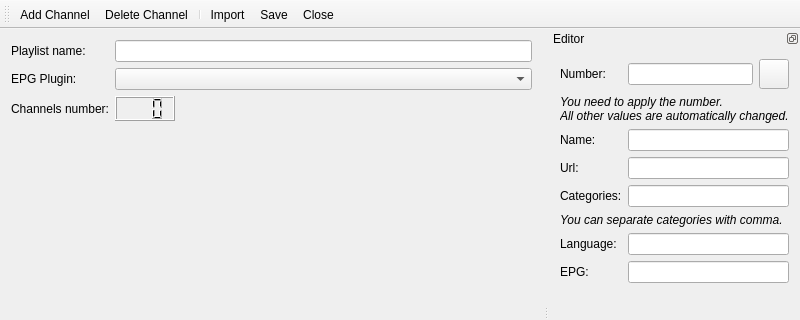
Above: src/ui/EditPlaylist.ui from ntadej/tano before the change; both pictures show x 0 to 800 and y 0 to 320 of the 800 by 600 pixel window. Below: the same form after it.
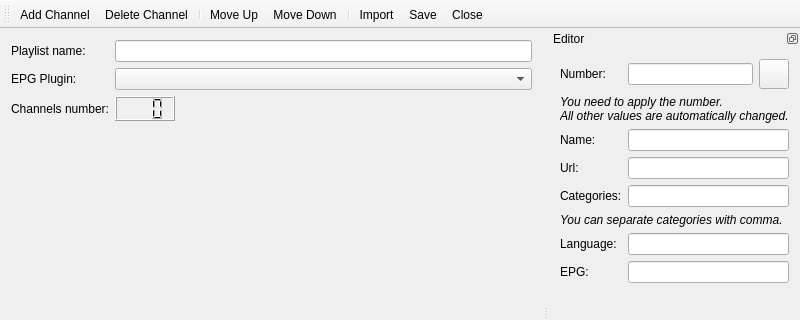
That is the form after the change. Icons and pictures are not drawn. Custom widgets are drawn as their Qt base class.

Commit message: EditPlaylist updates, Bugs # 2979976 and #2979977 fixed, New configuration options

Patch:
```diff
--- a/src/ui/EditPlaylist.ui
+++ b/src/ui/EditPlaylist.ui
@@ -96,6 +96,9 @@
    <addaction name="actionAdd"/>
    <addaction name="actionDelete"/>
    <addaction name="separator"/>
+   <addaction name="actionUp"/>
+   <addaction name="actionDown"/>
+   <addaction name="separator"/>
    <addaction name="actionImport"/>
    <addaction name="actionSave"/>
    <addaction name="actionClose"/>
@@ -291,6 +294,27 @@
     <string>Import</string>
    </property>
   </action>
+  <action name="actionUp">
+   <property name="icon">
+    <iconset resource="images.qrc">
+     <normaloff>:/icons/images/up.png</normaloff>:/icons/images/up.png</iconset>
+   </property>
+   <property name="text">
+    <string>Move Up</string>
+   </property>
+  </action>
+  <action name="actionDown">
+   <property name="icon">
+    <iconset resource="images.qrc">
+     <normaloff>:/icons/images/down.png</normaloff>:/icons/images/down.png</iconset>
+   </property>
+   <property name="text">
+    <string>Move Down</string>
+   </property>
+   <property name="toolTip">
+    <string>Move Down</string>
+   </property>
+  </action>
  </widget>
  <layoutdefault spacing="6" margin="11"/>
  <customwidgets>
```
Left out of the diff: 12 changed lines with no effect on the pictures. Lines whose indentation alone changed are shown as unchanged. The commit also changes 15 other files.
